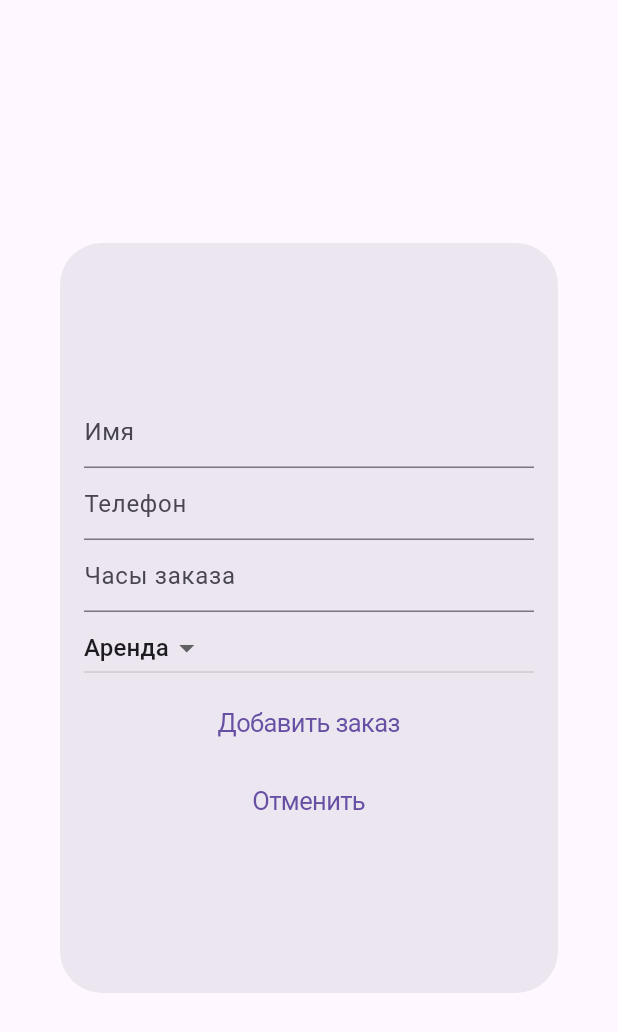
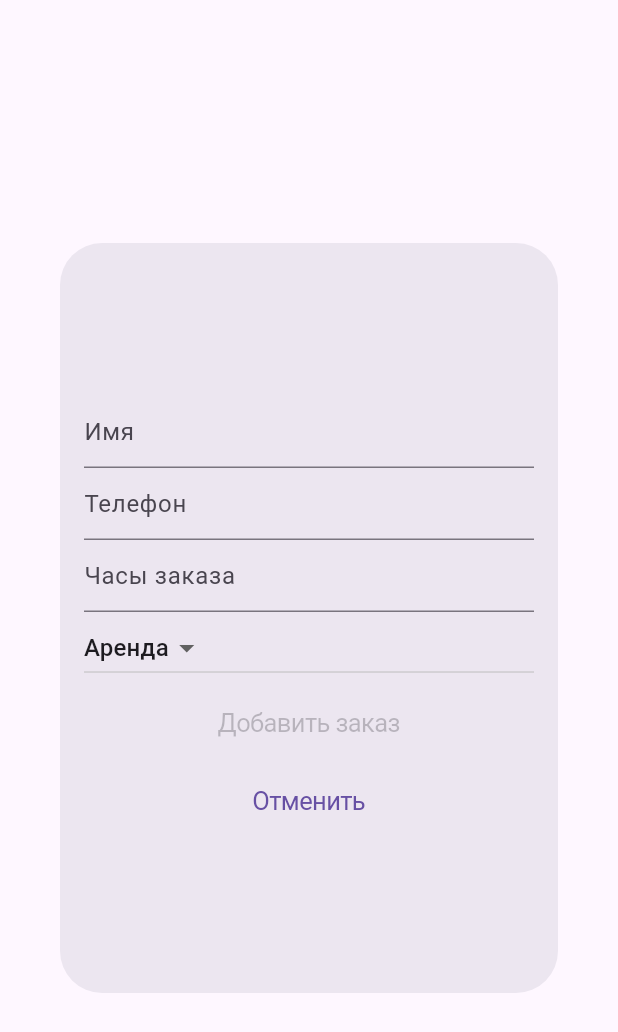
Before and after one commit to Raoster100/spektr_, a Flutter app: the OrderDialog widget shown alone on an empty page, opened directly, on a phone screen of 412 x 824 dp. Shown: the top 1032 px of the screen. Run offline on Flutter 3.47's test engine with Material 3 defaults, Android fonts, the phone set to English and light mode, and no system bars; our stand-ins replace auto_route, drift, file_picker, flutter_map, flutter_svg, hive_flutter and 1 more; missing offline and left inert: maps_launcher, ru_phone_formatter, sbeu_reactive_pattern, sqlite3; accounts and stored records are empty; generated files the repository leaves out were written again.

Commit message:
Update order_dialog.dart

```diff
--- a/lib/presentation/screens/admin/widget/order_dialog.dart
+++ b/lib/presentation/screens/admin/widget/order_dialog.dart
@@ -1,8 +1,7 @@
 import 'package:flutter/cupertino.dart';
 import 'package:flutter/material.dart';
 import 'package:flutter/widgets.dart';
-import 'package:spektr/data/hive_service.dart';
-import 'package:spektr/data/models/hive_models.dart';
+
 
 class OrderDialog extends StatefulWidget {
   const OrderDialog({
@@ -21,13 +20,13 @@ class _OrderDialogState extends State<OrderDialog> {
   List<String> items = ['Аренда', 'Услуга'];
   String? selectedItem = 'Аренда';
 
-  _addOrder() async {
+  /*_addOrder() async {
     HiveService().putOrder(Order(
         name: nameController.text,
         phone: phoneController.text,
         type: selectedItem.toString(),
         hours: hoursController.text));
-  }
+  }*/
 
   @override
   Widget build(BuildContext context) {
@@ -74,7 +73,7 @@ class _OrderDialogState extends State<OrderDialog> {
                     ),
                   ),
                   CupertinoButton(
-                      child: Text('Добавить заказ'), onPressed: _addOrder),
+                      child: Text('Добавить заказ'), onPressed: /*_addOrder*/null),
                   CupertinoButton(
                       child: Text('Отменить'),
                       onPressed: Navigator.of(context).pop)
```
